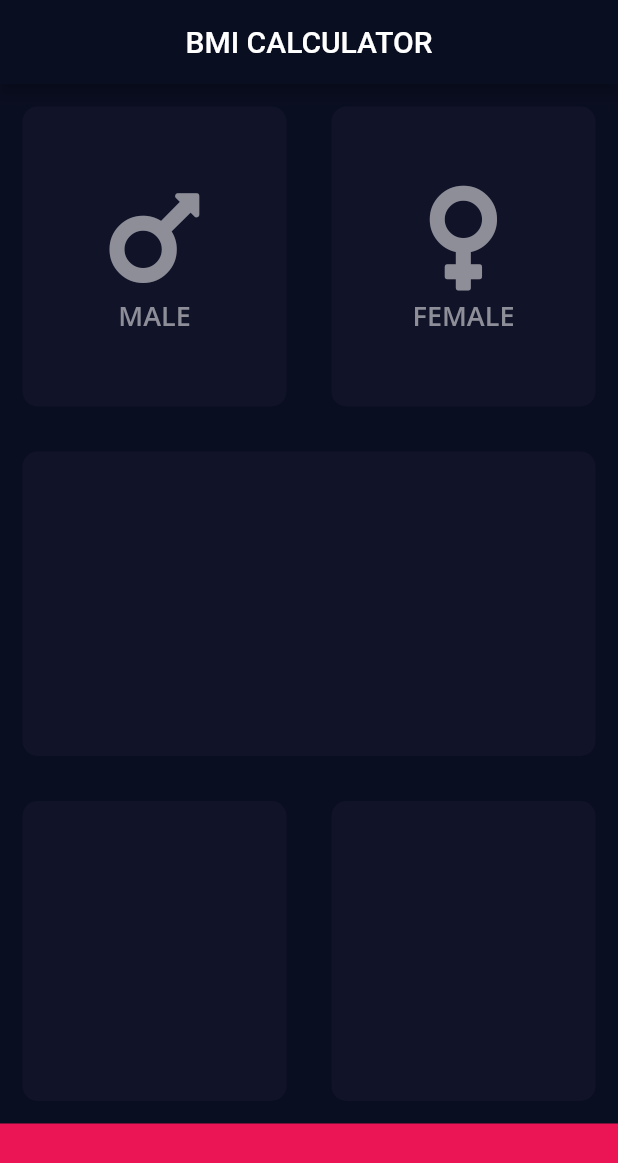
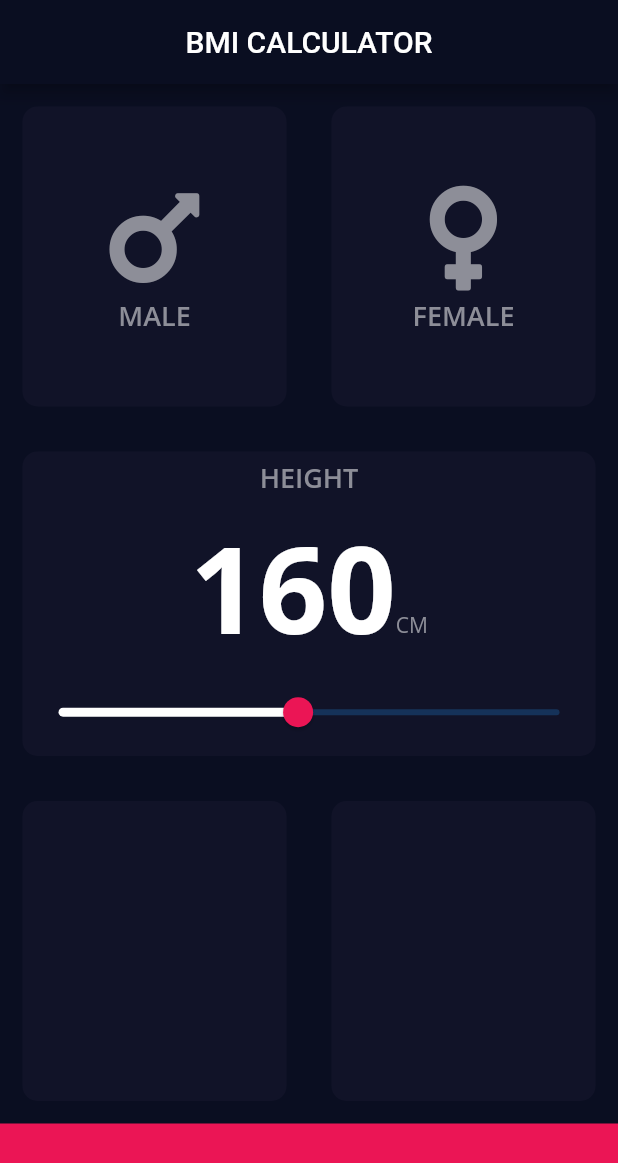
Before and after one commit to RaghavTheGreat1/bmi_calculator, a Flutter app: the screen it shows after launch, on a phone screen of 412 x 824 dp. Shown: the top 1163 px of the screen. Run offline on Flutter 3.47's test engine with Material 2 defaults, Android fonts, the phone set to English and light mode, and no system bars; our stand-ins replace font_awesome_flutter, google_fonts.

Commit message:
Added Slider Functionality to height card

```diff
--- a/lib/main_page.dart
+++ b/lib/main_page.dart
@@ -1,4 +1,5 @@
 import 'package:flutter/material.dart';
+import 'package:google_fonts/google_fonts.dart';
 //import 'package:google_fonts/google_fonts.dart';
 import 'material_card.dart';
 import 'package:bmi_calculator/themes/constant_colors.dart';
@@ -20,6 +21,7 @@ class MainPage extends StatefulWidget {
 
 class _MainPageState extends State<MainPage> {
   Gender selectedGender;
+  double height = 160;
 
   @override
   Widget build(BuildContext context) {
@@ -84,6 +86,58 @@ class _MainPageState extends State<MainPage> {
         Expanded(
           child: MaterialCard(
             materialCardColor: kMaterialCardColor,
+            childCard: Column(
+              mainAxisAlignment: MainAxisAlignment.spaceEvenly,
+              children: <Widget>[
+                MaterialCardLabel(
+                  labelText: "HEIGHT",
+                  labelTextColor: Color(0xFF8D8E98),
+                ),
+                Row(
+                  mainAxisAlignment: MainAxisAlignment.center,
+                  crossAxisAlignment: CrossAxisAlignment.baseline,
+                  textBaseline: TextBaseline.alphabetic,
+                  children: <Widget>[
+                    Text(
+                      height.toStringAsFixed(0),
+                      style: GoogleFonts.openSans(
+                        textStyle: TextStyle(
+                          fontSize: 80,
+                          color: Colors.white,
+                          fontWeight: FontWeight.w700,
+                        ),
+                      ),
+                    ),
+                    Text(
+                      "CM",
+                      style: GoogleFonts.openSans(
+                        textStyle: TextStyle(
+                          color: Color(0xFF8D8E98),
+                        ),
+                      ),
+                    )
+                  ],
+                ),
+                SliderTheme(
+                  data: SliderThemeData(
+                    thumbColor: kThumbColor,
+                    activeTrackColor: kActiveTrackColor,
+                    inactiveTickMarkColor: kInactiveTrackColor,
+                  ),
+                  child: Slider(
+                    min: 50.0,
+                    max: 280.0,
+                    value: height,
+                    onChanged: (double newValue) {
+                      setState(() {
+                        height = newValue;
+                        print(height);
+                      });
+                    },
+                  ),
+                ),
+              ],
+            ),
           ),
         ),
         Row(
--- a/lib/themes/constant_colors.dart
+++ b/lib/themes/constant_colors.dart
@@ -7,8 +7,11 @@ const Color kScaffoldDarkThemeBackgroundColor = Color(0xFF0A0E21);
 
 const Color kMaterialCardColor = Color(0xFF111328);
 
-
 const Color kBottomButtonColor = Color(0xFFEB1555);
 
 const Color kInactiveLabelAndIconColor = Color(0xFF8D8E98);
 const Color kActiveLabelAndIconColor = Colors.white;
+
+const Color kActiveTrackColor = Colors.white;
+const Color kThumbColor = Color(0xFFEB1555);
+const Color kInactiveTrackColor = Color(0x8D8E98);
```
